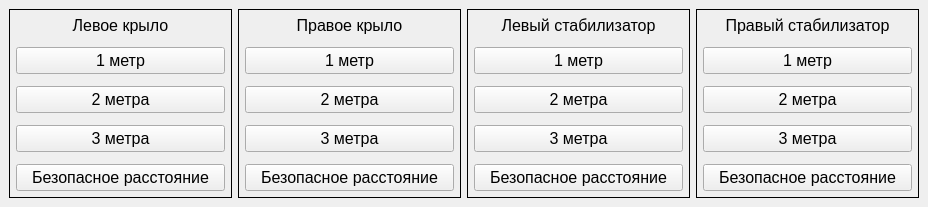
Hryapusek/airplane-distance-detector, file src/gui/res/mainwindow.ui: the form before one commit.
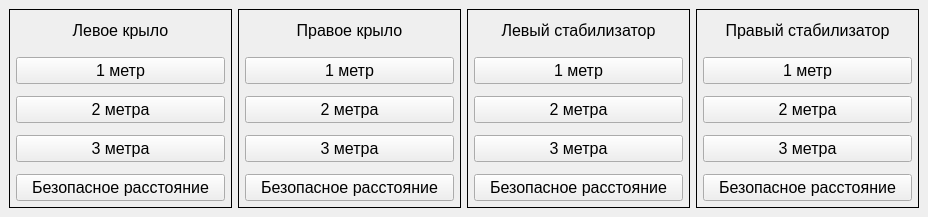
The form after the commit.

Commit message: buttons names changed

Diff of the .ui file:
```diff
--- a/src/gui/res/mainwindow.ui
+++ b/src/gui/res/mainwindow.ui
@@ -7,7 +7,7 @@
     <x>0</x>
     <y>0</y>
     <width>928</width>
-    <height>207</height>
+    <height>217</height>
    </rect>
   </property>
   <property name="sizePolicy">
```
Left out of the diff: 32 changed lines with no effect on the pictures.
